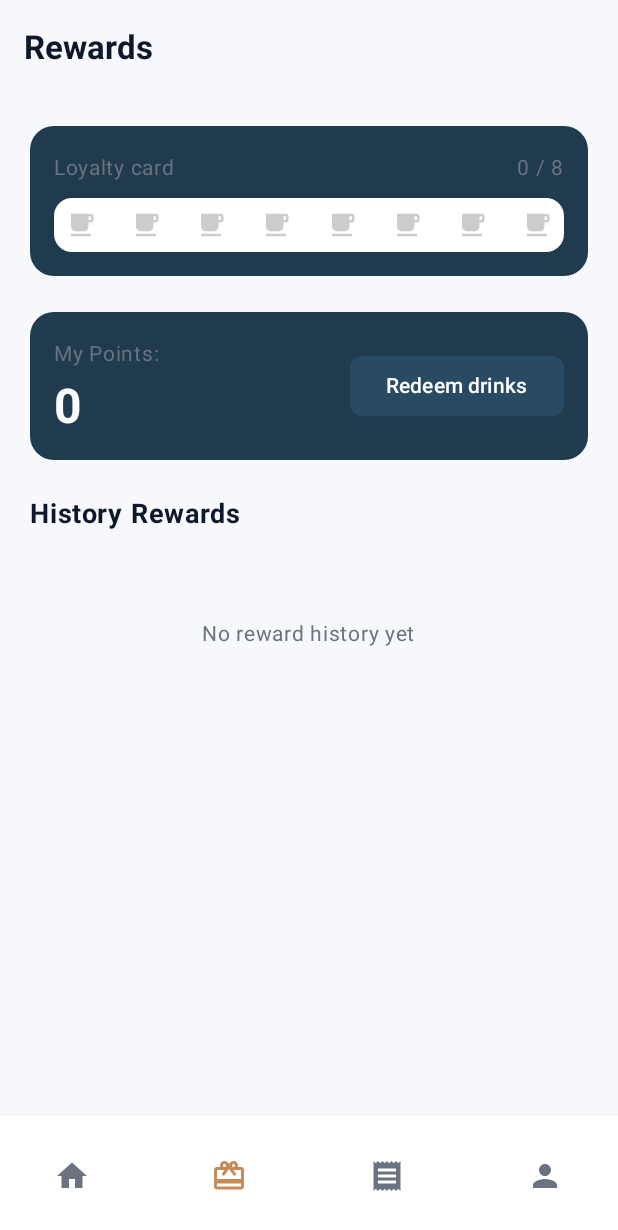
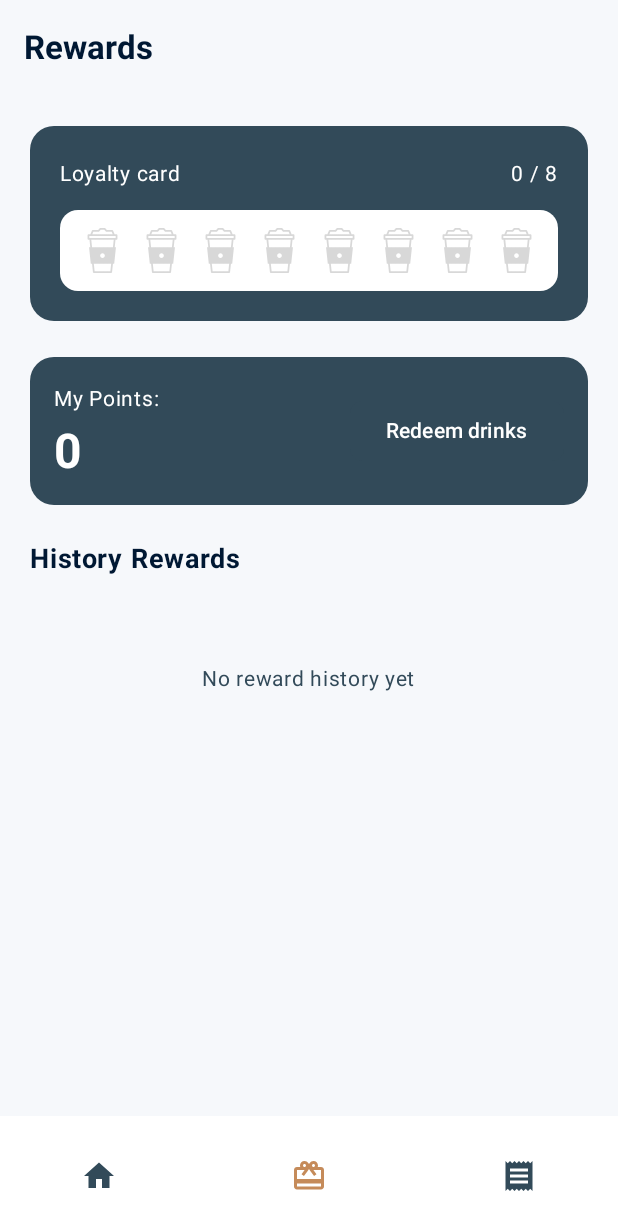
Before and after one commit to coderbian/TheCodeCup, an Android app built with Jetpack Compose: the screen it shows after launch (MainActivity), item 2 of the bottom bar chosen, on a phone screen of 412 x 824 dp. Shown: the top 1230 px of the screen. Run offline under Robolectric (Android 15) with nearby library versions, the phone set to English and light mode, and no system bars.

Commit message:
feat: add assets and improve UI

```diff
--- a/app/src/main/java/com/example/thecodecup/model/DataManager.kt
+++ b/app/src/main/java/com/example/thecodecup/model/DataManager.kt
@@ -32,18 +32,18 @@ object DataManager {
 
     // Redeemable items
     val redeemableItems = listOf(
-        RedeemableItem("1", "Cafe Latte", 180, "04.07.21"),
-        RedeemableItem("2", "Flat White", 180, "04.07.21"),
-        RedeemableItem("3", "Cappuccino", 180, "04.07.21")
+        RedeemableItem("1", "Cafe Latte", 180, "04.07.26"),
+        RedeemableItem("2", "Flat White", 180, "04.07.26"),
+        RedeemableItem("3", "Cappuccino", 180, "04.07.26")
     )
 
     // User profile
     var userProfile = mutableStateOf(
         UserProfile(
-            fullName = "Anderson",
-            phoneNumber = "+60134589525",
-            email = "Anderson@email.com",
-            address = "3 Addersion Court Chino Hills, HO56824, United State"
+            fullName = "Hieu-Hoc Tran Minh",
+            phoneNumber = "+84348567062",
+            email = "tranminhhieuhoc@gmail.com",
+            address = "227 Nguyen Van Cu Street, Cho Quan Ward, Ho Chi Minh City"
         )
     )
 
--- a/app/src/main/java/com/example/thecodecup/screens/HomeScreen.kt
+++ b/app/src/main/java/com/example/thecodecup/screens/HomeScreen.kt
@@ -9,7 +9,12 @@ import androidx.compose.material.icons.Icons
 import androidx.compose.material.icons.filled.*
 import androidx.compose.foundation.clickable
 import androidx.compose.material3.*
+import androidx.compose.foundation.Image
+import androidx.compose.ui.res.painterResource
+import androidx.compose.ui.layout.ContentScale
+import com.example.thecodecup.R
 import androidx.compose.runtime.Composable
+import com.example.thecodecup.ui.utils.getCoffeeImageResourceByName
 import androidx.compose.runtime.getValue
 import androidx.compose.ui.Alignment
 import androidx.compose.ui.Modifier
@@ -46,7 +51,7 @@ fun HomeScreen(navController: NavController) {
 
             Spacer(modifier = Modifier.height(24.dp))
 
-            Text("Choose your coffee", color = TextGray, fontSize = 16.sp)
+            Text("Choose your coffee", color = TextSecondary, fontSize = 16.sp)
             Spacer(modifier = Modifier.height(16.dp))
 
             // 3. Coffee List View
@@ -65,15 +70,15 @@ fun HeaderSection(navController: NavController) {
         verticalAlignment = Alignment.CenterVertically
     ) {
         Column {
-            Text("Good morning", color = TextGray, fontSize = 14.sp)
-            Text(profile.fullName, color = TextWhite, fontSize = 22.sp, fontWeight = FontWeight.Bold)
+            Text("Good morning", color = TextSecondary, fontSize = 14.sp)
+            Text(profile.fullName, color = TextPrimary, fontSize = 22.sp, fontWeight = FontWeight.Bold)
         }
         Row {
             IconButton(onClick = { navController.navigate(Screen.Cart.route) }) {
-                Icon(Icons.Default.ShoppingCart, contentDescription = null, tint = TextWhite)
+                Icon(Icons.Default.ShoppingCart, contentDescription = null, tint = TextPrimary)
             }
             IconButton(onClick = { navController.navigate(Screen.Profile.route) }) {
-                Icon(Icons.Default.Person, contentDescription = null, tint = TextWhite)
+                Icon(Icons.Default.Person, contentDescription = null, tint = TextPrimary)
             }
         }
     }
@@ -88,29 +93,31 @@ fun LoyaltyCardSection(navController: NavController) {
         shape = RoundedCornerShape(16.dp),
         modifier = Modifier
             .fillMaxWidth()
-            .height(100.dp)
+            .height(130.dp)
             .clickable(enabled = loyaltyStamps >= 8) {
                 if (loyaltyStamps >= 8) {
                     DataManager.resetLoyaltyStamps()
                 }
             }
     ) {
-        Column(modifier = Modifier.padding(16.dp), verticalArrangement = Arrangement.Center) {
+        Column(modifier = Modifier.padding(20.dp), verticalArrangement = Arrangement.Center) {
             Row(modifier = Modifier.fillMaxWidth(), horizontalArrangement = Arrangement.SpaceBetween) {
-                Text("Loyalty card", color = TextGray, fontSize = 14.sp)
-                Text("$loyaltyStamps / 8", color = TextGray, fontSize = 14.sp)
+                Text("Loyalty card", color = Color.White, fontSize = 14.sp)
+                Text("$loyaltyStamps / 8", color = Color.White, fontSize = 14.sp)
             }
-            Spacer(modifier = Modifier.height(8.dp))
+            Spacer(modifier = Modifier.height(12.dp))
             Row(
-                modifier = Modifier.fillMaxWidth().background(Color.White, RoundedCornerShape(12.dp)).padding(8.dp),
+                modifier = Modifier.fillMaxWidth().background(Color.White, RoundedCornerShape(12.dp)).padding(12.dp),
                 horizontalArrangement = Arrangement.SpaceBetween
             ) {
                 repeat(8) { index ->
-                    Icon(
-                        imageVector = Icons.Default.LocalCafe,
-                        contentDescription = null,
-                        tint = if (index < loyaltyStamps) CoffeeBrown else Color.LightGray,
-                        modifier = Modifier.size(20.dp)
+                    val isActive = index < loyaltyStamps
+                    Image(
+                        painter = painterResource(
+                            id = if (isActive) R.drawable.loyalty_coffee_cup_active else R.drawable.loyalty_coffee_cup_deactive
+                        ),
+                        contentDescription = if (isActive) "Active stamp ${index + 1}" else "Inactive stamp ${index + 1}",
+                        modifier = Modifier.size(32.dp)
                     )
                 }
             }
@@ -125,31 +132,46 @@ fun CoffeeGridSection(navController: NavController) {
     LazyVerticalGrid(
         columns = GridCells.Fixed(2),
         horizontalArrangement = Arrangement.spacedBy(16.dp),
-        verticalArrangement = Arrangement.spacedBy(16.dp)
+        verticalArrangement = Arrangement.spacedBy(16.dp),
+        modifier = Modifier.fillMaxWidth()
     ) {
         items(coffees.size) { index ->
             Card(
                 colors = CardDefaults.cardColors(containerColor = LightCards),
                 shape = RoundedCornerShape(16.dp),
-                //  Navigation Intent: On-click listener
+                modifier = Modifier.aspectRatio(1f),
                 onClick = {
-                    // Giả sử id lấy theo index (sau này bạn map ID thật vào)
                     navController.navigate(Screen.Details.createRoute("${index + 1}"))
                 }
             ) {
                 Column(
-                    modifier = Modifier.padding(16.dp).fillMaxWidth(),
-                    horizontalAlignment = Alignment.CenterHorizontally
+                    modifier = Modifier
+                        .fillMaxSize()
+                        .padding(20.dp),
+                    horizontalAlignment = Alignment.CenterHorizontally,
+                    verticalArrangement = Arrangement.Center
                 ) {
                     Box(
-                        modifier = Modifier.size(80.dp).clip(RoundedCornerShape(12.dp)).background(Color.White),
+                        modifier = Modifier
+                            .size(100.dp)
+                            .clip(RoundedCornerShape(12.dp))
+                            .background(Color.White),
                         contentAlignment = Alignment.Center
                     ) {
-                        // Placeholder Image
-                        Icon(Icons.Default.Coffee, contentDescription = null, tint = CoffeeBrown, modifier = Modifier.size(40.dp))
+                        Image(
+                            painter = painterResource(id = getCoffeeImageResourceByName(coffees[index])),
+                            contentDescription = coffees[index],
+                            modifier = Modifier.fillMaxSize(),
+                            contentScale = ContentScale.Crop
+                        )
                     }
-                    Spacer(modifier = Modifier.height(8.dp))
-                    Text(coffees[index], color = TextWhite, fontWeight = FontWeight.Medium)
+                    Spacer(modifier = Modifier.height(12.dp))
+                    Text(
+                        coffees[index],
+                        color = Color.White,
+                        fontWeight = FontWeight.Medium,
+                        fontSize = 16.sp
+                    )
                 }
             }
         }
@@ -167,7 +189,11 @@ fun BottomNavBar(navController: NavController, currentRoute: String? = null) {
                     popUpTo(Screen.Home.route) { inclusive = true }
                 }
             },
-            colors = NavigationBarItemDefaults.colors(indicatorColor = SurfaceLight, selectedIconColor = CoffeeBrown, unselectedIconColor = TextGray)
+            colors = NavigationBarItemDefaults.colors(
+                indicatorColor = SurfaceLight,
+                selectedIconColor = CoffeeBrown,
+                unselectedIconColor = TextSecondary
+            )
         )
         NavigationBarItem(
             icon = { Icon(Icons.Default.CardGiftcard, null) }, // Rewards icon
@@ -180,7 +206,7 @@ fun BottomNavBar(navController: NavController, currentRoute: String? = null) {
             colors = NavigationBarItemDefaults.colors(
                 indicatorColor = SurfaceLight,
                 selectedIconColor = CoffeeBrown,
-                unselectedIconColor = TextGray
+                unselectedIconColor = TextSecondary
             )
         )
         NavigationBarItem(
@@ -194,21 +220,7 @@ fun BottomNavBar(navController: NavController, currentRoute: String? = null) {
             colors = NavigationBarItemDefaults.colors(
                 indicatorColor = SurfaceLight,
                 selectedIconColor = CoffeeBrown,
-                unselectedIconColor = TextGray
-            )
-        )
-        NavigationBarItem(
-            icon = { Icon(Icons.Default.Person, null) }, // Profile icon
-            selected = currentRoute == Screen.Profile.route,
-            onClick = {
-                navController.navigate(Screen.Profile.route) {
-                    popUpTo(Screen.Home.route) { inclusive = false }
-                }
-            },
-            colors = NavigationBarItemDefaults.colors(
-                indicatorColor = SurfaceLight,
-                selectedIconColor = CoffeeBrown,
-                unselectedIconColor = TextGray
+                unselectedIconColor = TextSecondary
             )
         )
     }
--- a/app/src/main/java/com/example/thecodecup/screens/RewardsScreen.kt
+++ b/app/src/main/java/com/example/thecodecup/screens/RewardsScreen.kt
@@ -1,14 +1,15 @@
 package com.example.thecodecup.screens
 
+import androidx.compose.foundation.Image
 import androidx.compose.foundation.background
 import androidx.compose.foundation.clickable
 import androidx.compose.foundation.layout.*
 import androidx.compose.foundation.lazy.LazyColumn
 import androidx.compose.foundation.lazy.items
 import androidx.compose.foundation.shape.RoundedCornerShape
-import androidx.compose.material.icons.Icons
-import androidx.compose.material.icons.filled.LocalCafe
 import androidx.compose.material3.*
+import androidx.compose.ui.res.painterResource
+import com.example.thecodecup.R
 import androidx.compose.runtime.Composable
 import androidx.compose.ui.Alignment
 import androidx.compose.ui.Modifier
@@ -84,7 +85,7 @@ fun RewardsScreen(navController: NavController) {
                 ) {
                     Text(
                         text = "No reward history yet",
-                        color = TextGray,
+                        color = TextSecondary,
                         fontSize = 14.sp
                     )
                 }
@@ -108,28 +109,30 @@ fun LoyaltyCardSection(stamps: Int, onResetClick: () -> Unit) {
         shape = RoundedCornerShape(16.dp),
         modifier = Modifier
             .fillMaxWidth()
-            .height(100.dp)
+            .height(130.dp)
             .clickable(enabled = stamps >= 8, onClick = onResetClick)
     ) {
-        Column(modifier = Modifier.padding(16.dp), verticalArrangement = Arrangement.Center) {
+        Column(modifier = Modifier.padding(20.dp), verticalArrangement = Arrangement.Center) {
             Row(modifier = Modifier.fillMaxWidth(), horizontalArrangement = Arrangement.SpaceBetween) {
-                Text("Loyalty card", color = TextGray, fontSize = 14.sp)
-                Text("$stamps / 8", color = TextGray, fontSize = 14.sp)
+                Text("Loyalty card", color = Color.White, fontSize = 14.sp)
+                Text("$stamps / 8", color = Color.White, fontSize = 14.sp)
             }
-            Spacer(modifier = Modifier.height(8.dp))
+            Spacer(modifier = Modifier.height(12.dp))
             Row(
                 modifier = Modifier
                     .fillMaxWidth()
                     .background(Color.White, RoundedCornerShape(12.dp))
-                    .padding(8.dp),
+                    .padding(12.dp),
                 horizontalArrangement = Arrangement.SpaceBetween
             ) {
                 repeat(8) { index ->
-                    Icon(
-                        imageVector = Icons.Default.LocalCafe,
-                        contentDescription = null,
-                        tint = if (index < stamps) CoffeeBrown else Color.LightGray,
-                        modifier = Modifier.size(20.dp)
+                    val isActive = index < stamps
+                    Image(
+                        painter = painterResource(
+                            id = if (isActive) R.drawable.loyalty_coffee_cup_active else R.drawable.loyalty_coffee_cup_deactive
+                        ),
+                        contentDescription = if (isActive) "Active stamp ${index + 1}" else "Inactive stamp ${index + 1}",
+                        modifier = Modifier.size(32.dp)
                     )
                 }
             }
@@ -152,11 +155,11 @@ fun MyPointsSection(totalPoints: Int, onRedeemClick: () -> Unit) {
             verticalAlignment = Alignment.CenterVertically
         ) {
             Column {
-                Text("My Points:", color = TextGray, fontSize = 14.sp)
+                Text("My Points:", color = Color.White, fontSize = 14.sp)
                 Spacer(modifier = Modifier.height(4.dp))
                 Text(
                     text = totalPoints.toString(),
-                    color = TextWhite,
+                    color = Color.White,
                     fontSize = 32.sp,
                     fontWeight = FontWeight.Bold
                 )
@@ -197,7 +200,7 @@ fun RewardHistoryItem(history: RewardHistory) {
             )
             Text(
                 text = history.dateTime,
-                color = TextGray,
+                color = TextSecondary,
                 fontSize = 12.sp
             )
         }
--- a/app/src/main/java/com/example/thecodecup/ui/theme/Color.kt
+++ b/app/src/main/java/com/example/thecodecup/ui/theme/Color.kt
@@ -3,16 +3,16 @@ package com.example.thecodecup.ui.theme
 import androidx.compose.ui.graphics.Color
 
 // Light theme palette (matching provided Figma)
-val PrimaryBlue = Color(0xFF284B63)    // Main CTA and app bars
-val CardBlue = Color(0xFF1F3B4D)       // Panels / loyalty card
+val PrimaryBlue = Color(0xFF324A59)    // Main CTA and app bars
+val CardBlue = Color(0xFF324A59)       // Panels / loyalty card
 val AccentCoffee = Color(0xFFC58B5A)   // Coffee accent
 val BackgroundLight = Color(0xFFF6F8FB)
 val SurfaceLight = Color(0xFFFFFFFF)
 
 // Text colors
-val TextPrimary = Color(0xFF0F172A)
-val TextSecondary = Color(0xFF6B7280)
-val TextOnDark = Color(0xFFF8FAFC)
+val TextPrimary = Color(0xFF001833)
+val TextSecondary = Color(0xFF324A59)
+val TextOnDark = Color(0xFFD8D8D8)
 
 // UI elements
 val ButtonBlue = PrimaryBlue
--- /dev/null
+++ b/app/src/main/java/com/example/thecodecup/ui/utils/ImageUtils.kt
@@ -0,0 +1,30 @@
+package com.example.thecodecup.ui.utils
+
+import com.example.thecodecup.R
+import com.example.thecodecup.model.Coffee
+
+/**
+ * Maps coffee name to drawable resource ID
+ */
+fun getCoffeeImageResource(coffee: Coffee): Int {
+    return when (coffee.name.lowercase()) {
+        "americano" -> R.drawable.americano
+        "cappuccino" -> R.drawable.cappuccino
+        "mocha" -> R.drawable.mocha
+        "flat white" -> R.drawable.flat_white
+        else -> R.drawable.americano // Default fallback
+    }
+}
+
+/**
+ * Maps coffee name string to drawable resource ID
+ */
+fun getCoffeeImageResourceByName(name: String): Int {
+    return when (name.lowercase()) {
+        "americano" -> R.drawable.americano
+        "cappuccino" -> R.drawable.cappuccino
+        "mocha" -> R.drawable.mocha
+        "flat white" -> R.drawable.flat_white
+        else -> R.drawable.americano // Default fallback
+    }
+}
--- /dev/null
+++ b/app/src/main/res/drawable/loyalty_coffee_cup_active.xml
@@ -0,0 +1,18 @@
+<vector xmlns:android="http://schemas.android.com/apk/res/android"
+    android:width="30dp"
+    android:height="30dp"
+    android:viewportWidth="30"
+    android:viewportHeight="30">
+  <path
+      android:pathData="M21.659,21.174C21.336,21.139 21.048,21.372 21.014,21.694L20.253,28.828H9.747L8.997,21.79C8.962,21.468 8.674,21.235 8.352,21.269C8.03,21.304 7.797,21.592 7.831,21.914L8.638,29.476C8.67,29.774 8.921,30 9.221,30H20.779C21.079,30 21.33,29.774 21.362,29.476L22.179,21.818C22.213,21.497 21.98,21.208 21.659,21.174Z"
+      android:fillColor="#324A59"/>
+  <path
+      android:pathData="M24.375,4.177H23.063L22.031,1.64C21.941,1.419 21.727,1.274 21.489,1.274H17.894L16.887,0.188C16.776,0.068 16.62,0 16.457,0H13.543C13.38,0 13.224,0.068 13.113,0.188L12.106,1.274H8.512C8.273,1.274 8.059,1.419 7.969,1.64L6.937,4.177H5.625C5.302,4.177 5.04,4.439 5.04,4.763V7.281C5.04,7.605 5.302,7.867 5.625,7.867H6.333L7.068,14.762C7.102,15.083 7.391,15.317 7.713,15.282C8.035,15.248 8.268,14.959 8.233,14.637L7.511,7.867H22.489L21.764,14.66C21.73,14.982 21.963,15.27 22.285,15.305C22.306,15.307 22.327,15.308 22.347,15.308C22.643,15.308 22.897,15.085 22.929,14.784L23.667,7.867H24.374C24.698,7.867 24.96,7.605 24.96,7.281V4.763C24.961,4.439 24.698,4.177 24.375,4.177ZM8.906,2.446H12.362C12.526,2.446 12.681,2.378 12.792,2.259L13.799,1.172H16.201L17.208,2.259C17.319,2.378 17.475,2.446 17.638,2.446H21.094L21.798,4.177H8.202L8.906,2.446ZM23.789,6.695H6.211V5.349H23.789V6.695Z"
+      android:fillColor="#324A59"/>
+  <path
+      android:pathData="M6.03,12.827L7.198,23.778H22.802L23.97,12.827H6.03ZM15,20.504C13.809,20.504 12.844,19.538 12.844,18.347C12.844,17.157 13.809,16.191 15,16.191C16.191,16.191 17.156,17.157 17.156,18.347C17.156,19.538 16.191,20.504 15,20.504Z"
+      android:fillColor="#E4D5C9"/>
+  <path
+      android:pathData="M15,21.09C13.488,21.09 12.258,19.86 12.258,18.347C12.258,16.836 13.488,15.605 15,15.605C16.512,15.605 17.742,16.836 17.742,18.347C17.742,19.86 16.512,21.09 15,21.09ZM15,16.777C14.134,16.777 13.43,17.482 13.43,18.348C13.43,19.213 14.134,19.918 15,19.918C15.866,19.918 16.57,19.213 16.57,18.348C16.57,17.482 15.866,16.777 15,16.777Z"
+      android:fillColor="#324A59"/>
+</vector>
--- /dev/null
+++ b/app/src/main/res/drawable/loyalty_coffee_cup_deactive.xml
@@ -0,0 +1,18 @@
+<vector xmlns:android="http://schemas.android.com/apk/res/android"
+    android:width="30dp"
+    android:height="30dp"
+    android:viewportWidth="30"
+    android:viewportHeight="30">
+  <path
+      android:pathData="M21.659,21.174C21.336,21.139 21.048,21.372 21.014,21.694L20.253,28.828H9.747L8.997,21.79C8.962,21.468 8.674,21.235 8.352,21.269C8.03,21.304 7.797,21.592 7.831,21.914L8.638,29.476C8.67,29.774 8.921,30 9.221,30H20.779C21.079,30 21.33,29.774 21.362,29.476L22.179,21.818C22.213,21.497 21.98,21.208 21.659,21.174Z"
+      android:fillColor="#D8D8D8"/>
+  <path
+      android:pathData="M24.375,4.177H23.063L22.031,1.64C21.941,1.419 21.727,1.274 21.489,1.274H17.894L16.887,0.188C16.776,0.068 16.62,0 16.457,0H13.543C13.38,0 13.224,0.068 13.113,0.188L12.106,1.274H8.512C8.273,1.274 8.059,1.419 7.969,1.64L6.937,4.177H5.625C5.302,4.177 5.04,4.439 5.04,4.763V7.281C5.04,7.605 5.302,7.867 5.625,7.867H6.333L7.068,14.762C7.102,15.083 7.391,15.317 7.713,15.282C8.035,15.248 8.268,14.959 8.233,14.637L7.511,7.867H22.489L21.764,14.66C21.73,14.982 21.963,15.27 22.285,15.305C22.306,15.307 22.327,15.308 22.347,15.308C22.643,15.308 22.897,15.085 22.929,14.784L23.667,7.867H24.374C24.698,7.867 24.96,7.605 24.96,7.281V4.763C24.961,4.439 24.698,4.177 24.375,4.177ZM8.906,2.446H12.362C12.526,2.446 12.681,2.378 12.792,2.259L13.799,1.172H16.201L17.208,2.259C17.319,2.378 17.475,2.446 17.638,2.446H21.094L21.798,4.177H8.202L8.906,2.446ZM23.789,6.695H6.211V5.349H23.789V6.695Z"
+      android:fillColor="#D8D8D8"/>
+  <path
+      android:pathData="M6.03,12.827L7.198,23.778H22.802L23.97,12.827H6.03ZM15,20.504C13.809,20.504 12.844,19.538 12.844,18.347C12.844,17.157 13.809,16.191 15,16.191C16.191,16.191 17.156,17.157 17.156,18.347C17.156,19.538 16.191,20.504 15,20.504Z"
+      android:fillColor="#D8D8D8"/>
+  <path
+      android:pathData="M15,21.09C13.488,21.09 12.258,19.86 12.258,18.347C12.258,16.836 13.488,15.605 15,15.605C16.512,15.605 17.742,16.836 17.742,18.347C17.742,19.86 16.512,21.09 15,21.09ZM15,16.777C14.134,16.777 13.43,17.482 13.43,18.348C13.43,19.213 14.134,19.918 15,19.918C15.866,19.918 16.57,19.213 16.57,18.348C16.57,17.482 15.866,16.777 15,16.777Z"
+      android:fillColor="#D8D8D8"/>
+</vector>
```
Also changed, not shown: app/src/main/java/com/example/thecodecup/screens/CartScreen.kt (+17 -8 lines), app/src/main/java/com/example/thecodecup/screens/DetailsScreen.kt (+12 -3 lines), app/src/main/java/com/example/thecodecup/screens/MyOrdersScreen.kt (+16 -12 lines), app/src/main/java/com/example/thecodecup/screens/OrderSuccessScreen.kt (+13 -11 lines), app/src/main/res/drawable/americano.png (added), app/src/main/res/drawable/cappuccino.png (added), app/src/main/res/drawable/flat_white.png (added), app/src/main/res/drawable/mocha.png (added), app/src/main/res/drawable/take_away.png (added).
